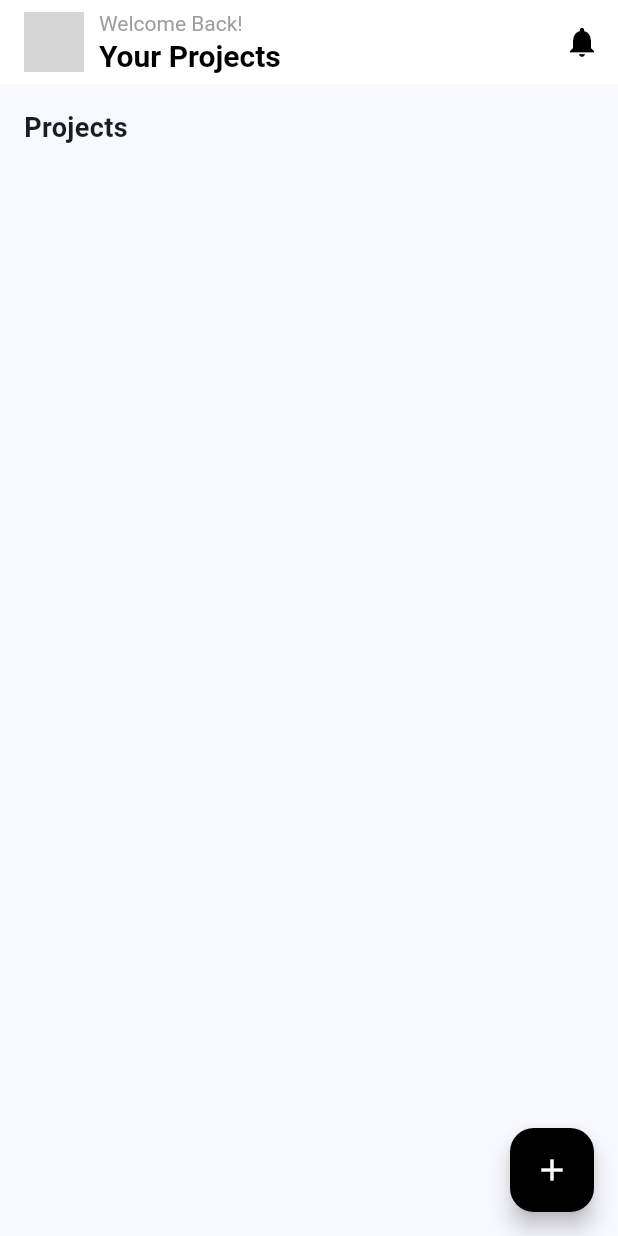
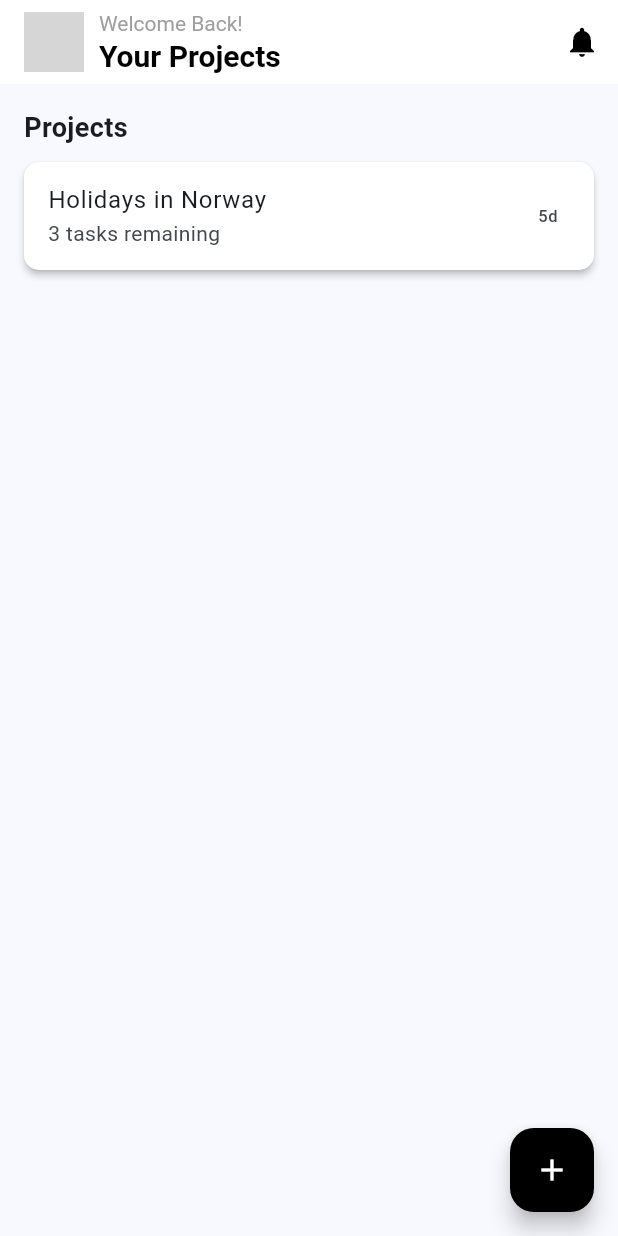
Before and after one commit to EderBla04/organize_me, a Flutter app: the screen it shows after launch, on a phone screen of 412 x 824 dp. Run offline on Flutter 3.47's test engine with Material 3 defaults, Android fonts, the phone set to English and light mode, and no system bars; grey boxes are pictures that could not be loaded.

Commit message:
pequeños cambios vistas

```diff
--- a/lib/main.dart
+++ b/lib/main.dart
@@ -18,7 +18,7 @@
       ),
       initialRoute: '/',
       routes: {
-        '/': (context) => HomeScreen(),
+        '/': (context) => const HomeScreen(),
       },
     );
   }
--- a/lib/views/home_screen.dart
+++ b/lib/views/home_screen.dart
@@ -1,7 +1,10 @@
 import 'package:flutter/material.dart';
 import 'package:organize_me/views/new_task_screen.dart';
+import 'package:organize_me/views/task_details_screen.dart';
 
 class HomeScreen extends StatelessWidget {
+  const HomeScreen({super.key});
+
   @override
   Widget build(BuildContext context) {
     return Scaffold(
@@ -47,6 +50,26 @@ class HomeScreen extends StatelessWidget {
             SizedBox(height: 10),
 
             // Lista de proyectos
+            Material(
+              color: Colors.white,
+              elevation: 2,
+              borderRadius: BorderRadius.circular(10),
+              child: ListTile(
+                title: Text('Holidays in Norway'),
+                subtitle: Text('3 tasks remaining'),
+                trailing: Text('5d'),
+                onTap: () {
+                  Navigator.push(
+                    context,
+                    MaterialPageRoute(
+                      builder: (context) => TaskDetailsScreen(),
+                    ),
+                  );
+                },
+              ),
+            ),
+
+            // Lista de proyectos
           ],
         ),
       ),
```
Also changed, not shown: lib/views/task_details_screen.dart (added, +105 -0 lines).
